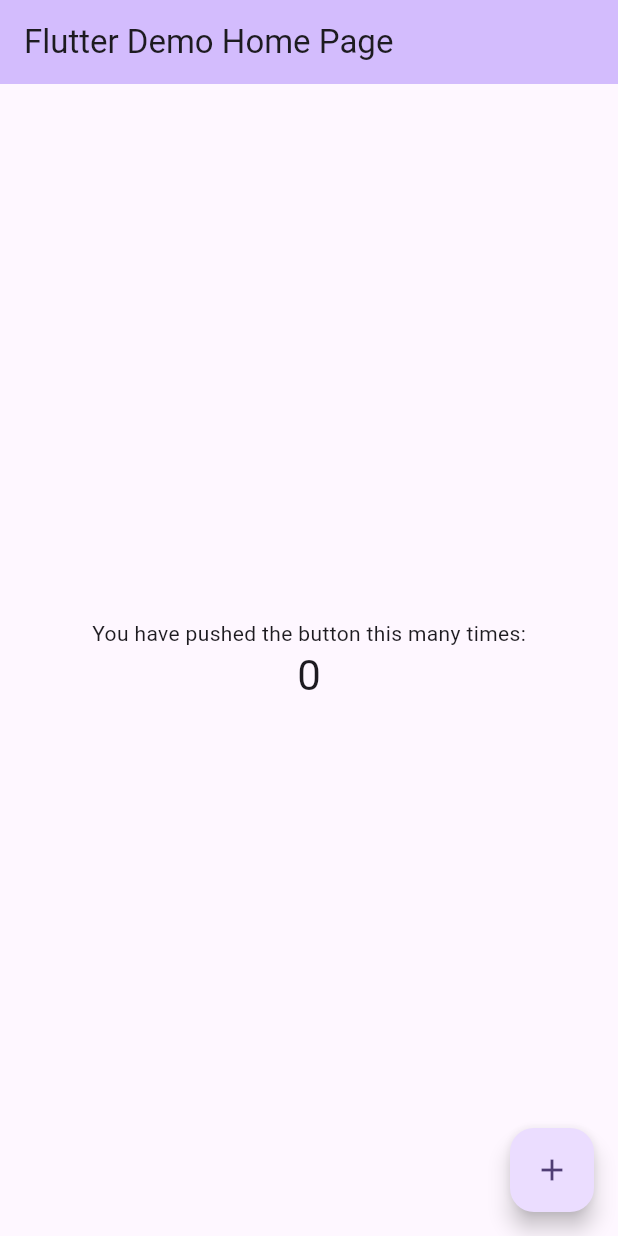
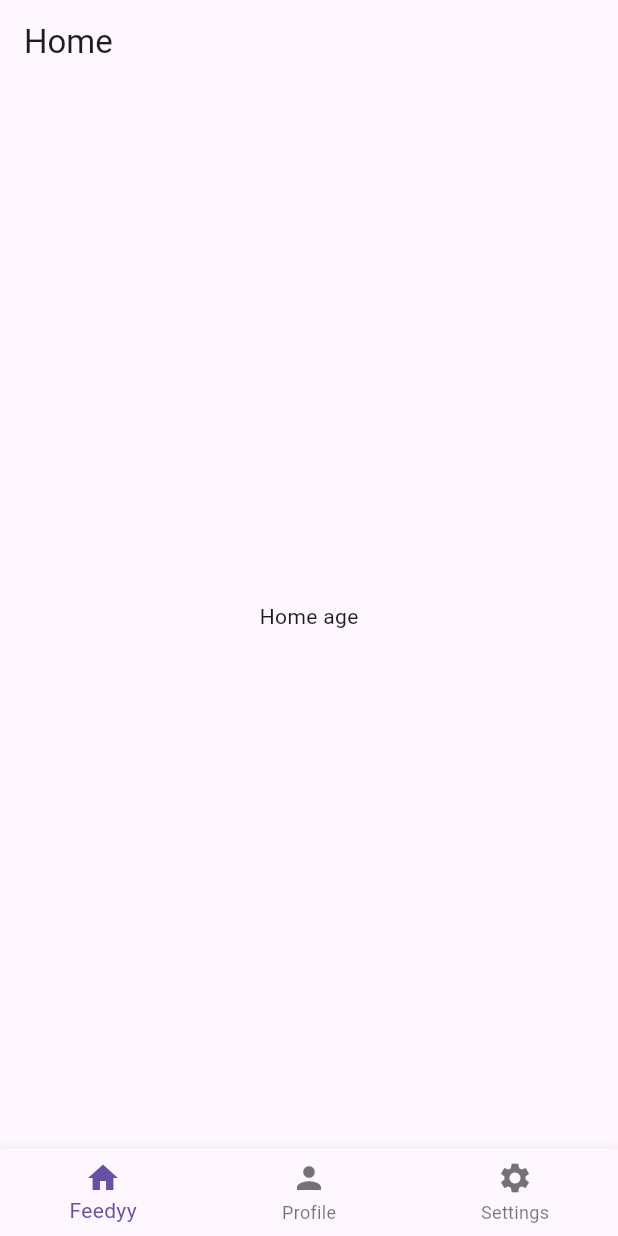
Before and after one commit to casespring/collector-s-emporium, a Flutter app: the screen it shows after launch, on a phone screen of 412 x 824 dp. Run offline on Flutter 3.47's test engine with Material 3 defaults, Android fonts, the phone set to English and light mode, and no system bars.

Commit message:
worked on navigation bar

```diff
--- a/client/collectors_social_media_app/lib/main.dart
+++ b/client/collectors_social_media_app/lib/main.dart
@@ -1,125 +1,27 @@
 import 'package:flutter/material.dart';
+import 'package:collectors_social_media_app/pages/home_page.dart'; // This is now your main navigation page
+import 'package:collectors_social_media_app/pages/feed_page.dart'; // This is your new feed page
+import 'package:collectors_social_media_app/pages/profile_page.dart';
+import 'package:collectors_social_media_app/pages/settings_page.dart';
 
 void main() {
   runApp(const MyApp());
 }
 
 class MyApp extends StatelessWidget {
-  const MyApp({super.key});
+  const MyApp({Key? key}) : super(key: key);
 
-  // This widget is the root of your application.
   @override
   Widget build(BuildContext context) {
     return MaterialApp(
-      title: 'Flutter Demo',
-      theme: ThemeData(
-        // This is the theme of your application.
-        //
-        // TRY THIS: Try running your application with "flutter run". You'll see
-        // the application has a purple toolbar. Then, without quitting the app,
-        // try changing the seedColor in the colorScheme below to Colors.green
-        // and then invoke "hot reload" (save your changes or press the "hot
-        // reload" button in a Flutter-supported IDE, or press "r" if you used
-        // the command line to start the app).
-        //
-        // Notice that the counter didn't reset back to zero; the application
-        // state is not lost during the reload. To reset the state, use hot
-        // restart instead.
-        //
-        // This works for code too, not just values: Most code changes can be
-        // tested with just a hot reload.
-        colorScheme: ColorScheme.fromSeed(seedColor: Colors.deepPurple),
-        useMaterial3: true,
-      ),
-      home: const MyHomePage(title: 'Flutter Demo Home Page'),
+      debugShowCheckedModeBanner: false,
+      home: HomePage(), // Changed from RoutePage to HomePage
+      routes: {
+        '/home': (context) => HomePage(), // This route now corresponds to your main navigation page
+        '/feed': (context) => FeedPage(), // This is your new feed page route
+        '/profile': (context) => ProfilePage(),
+        '/settings': (context) => SettingsPage(),
+      },
     );
   }
 }
-
-class MyHomePage extends StatefulWidget {
-  const MyHomePage({super.key, required this.title});
-
-  // This widget is the home page of your application. It is stateful, meaning
-  // that it has a State object (defined below) that contains fields that affect
-  // how it looks.
-
-  // This class is the configuration for the state. It holds the values (in this
-  // case the title) provided by the parent (in this case the App widget) and
-  // used by the build method of the State. Fields in a Widget subclass are
-  // always marked "final".
-
-  final String title;
-
-  @override
-  State<MyHomePage> createState() => _MyHomePageState();
-}
-
-class _MyHomePageState extends State<MyHomePage> {
-  int _counter = 0;
-
-  void _incrementCounter() {
-    setState(() {
-      // This call to setState tells the Flutter framework that something has
-      // changed in this State, which causes it to rerun the build method below
-      // so that the display can reflect the updated values. If we changed
-      // _counter without calling setState(), then the build method would not be
-      // called again, and so nothing would appear to happen.
-      _counter++;
-    });
-  }
-
-  @override
-  Widget build(BuildContext context) {
-    // This method is rerun every time setState is called, for instance as done
-    // by the _incrementCounter method above.
-    //
-    // The Flutter framework has been optimized to make rerunning build methods
-    // fast, so that you can just rebuild anything that needs updating rather
-    // than having to individually change instances of widgets.
-    return Scaffold(
-      appBar: AppBar(
-        // TRY THIS: Try changing the color here to a specific color (to
-        // Colors.amber, perhaps?) and trigger a hot reload to see the AppBar
-        // change color while the other colors stay the same.
-        backgroundColor: Theme.of(context).colorScheme.inversePrimary,
-        // Here we take the value from the MyHomePage object that was created by
-        // the App.build method, and use it to set our appbar title.
-        title: Text(widget.title),
-      ),
-      body: Center(
-        // Center is a layout widget. It takes a single child and positions it
-        // in the middle of the parent.
-        child: Column(
-          // Column is also a layout widget. It takes a list of children and
-          // arranges them vertically. By default, it sizes itself to fit its
-          // children horizontally, and tries to be as tall as its parent.
-          //
-          // Column has various properties to control how it sizes itself and
-          // how it positions its children. Here we use mainAxisAlignment to
-          // center the children vertically; the main axis here is the vertical
-          // axis because Columns are vertical (the cross axis would be
-          // horizontal).
-          //
-          // TRY THIS: Invoke "debug painting" (choose the "Toggle Debug Paint"
-          // action in the IDE, or press "p" in the console), to see the
-          // wireframe for each widget.
-          mainAxisAlignment: MainAxisAlignment.center,
-          children: <Widget>[
-            const Text(
-              'You have pushed the button this many times:',
-            ),
-            Text(
-              '$_counter',
-              style: Theme.of(context).textTheme.headlineMedium,
-            ),
-          ],
-        ),
-      ),
-      floatingActionButton: FloatingActionButton(
-        onPressed: _incrementCounter,
-        tooltip: 'Increment',
-        child: const Icon(Icons.add),
-      ), // This trailing comma makes auto-formatting nicer for build methods.
-    );
-  }
-}
--- /dev/null
+++ b/client/collectors_social_media_app/lib/pages/feed_page.dart
@@ -0,0 +1,15 @@
+import 'package:flutter/material.dart';
+
+class FeedPage extends StatelessWidget {
+  const FeedPage({Key? key}) : super(key: key);
+
+
+  @override
+  Widget build(BuildContext context) {
+    return Scaffold(
+      body: Center(
+        child: Text("Home age"),
+      ),
+    );
+  }
+}
--- /dev/null
+++ b/client/collectors_social_media_app/lib/pages/home_page.dart
@@ -0,0 +1,53 @@
+import 'package:collectors_social_media_app/pages/feed_page.dart';
+import 'package:collectors_social_media_app/pages/profile_page.dart';
+import 'package:collectors_social_media_app/pages/settings_page.dart';
+import 'package:flutter/material.dart';
+
+class HomePage extends StatefulWidget {
+  const HomePage({Key? key}) : super(key: key);
+
+  @override
+  State<HomePage> createState() => _HomePageState();
+}
+
+class _HomePageState extends State<HomePage> {
+  int _selectedPageIndex = 0;
+
+  void _navigateBottomBar(int index) {
+    setState(() {
+      _selectedPageIndex = index;
+    });
+  }
+
+  final List _pages = [
+    FeedPage(),
+    ProfilePage(),
+    SettingsPage(),
+  ];
+
+  @override
+  Widget build(BuildContext context) {
+    return Scaffold(
+      appBar: AppBar(title: Text("Home")),
+      body: _pages[_selectedPageIndex],
+      bottomNavigationBar: BottomNavigationBar(
+        currentIndex: _selectedPageIndex,
+        onTap: _navigateBottomBar,
+        items: [
+          BottomNavigationBarItem(
+            icon: Icon(Icons.home),
+            label: "Feedyy",
+          ),
+          BottomNavigationBarItem(
+            icon: Icon(Icons.person),
+            label: "Profile",
+          ),
+          BottomNavigationBarItem(
+            icon: Icon(Icons.settings),
+            label: "Settings",
+          ),
+        ]
+      ),
+    );
+  }
+}
--- a/client/collectors_social_media_app/pubspec.yaml
+++ b/client/collectors_social_media_app/pubspec.yaml
@@ -35,6 +35,10 @@ dependencies:
   # The following adds the Cupertino Icons font to your application.
   # Use with the CupertinoIcons class for iOS style icons.
   cupertino_icons: ^1.0.2
+  firebase_core: ^2.25.2
+  firebase_auth: ^4.17.2
+  cloud_firestore: ^4.15.2
+  firebase_analytics: ^10.8.3
 
 dev_dependencies:
   flutter_test:
```
Also changed, not shown: client/collectors_social_media_app/lib/pages/profile_page.dart (added, +14 -0 lines), client/collectors_social_media_app/lib/pages/settings_page.dart (added, +14 -0 lines), client/collectors_social_media_app/lib/services/api_service.dart (added, +14 -0 lines), client/collectors_social_media_app/pubspec.lock, 15 other files.
